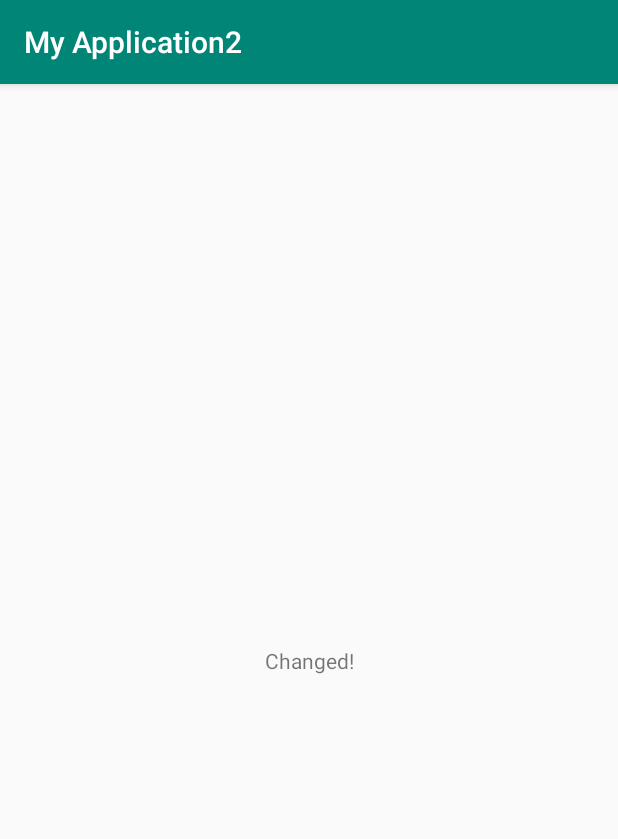
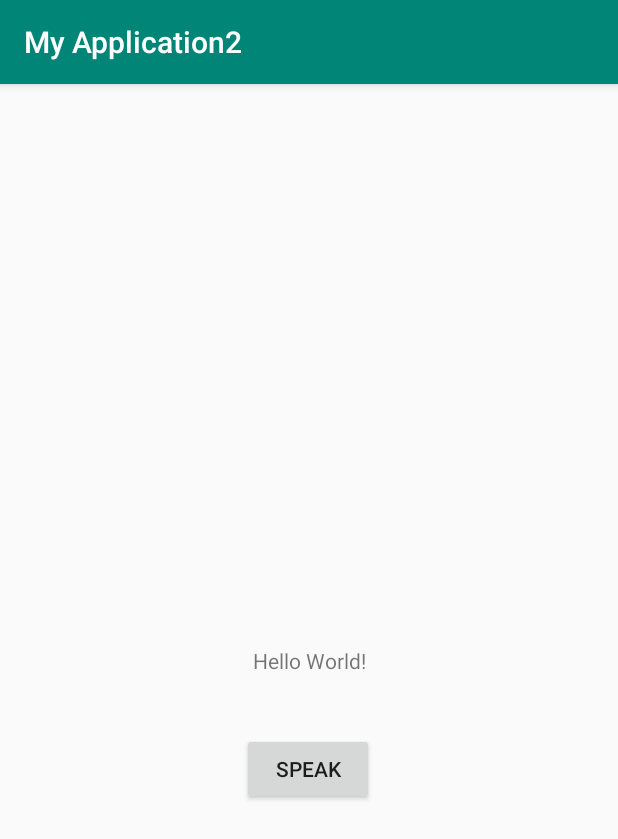
Before and after one commit to cherwill/project_grocery, an Android app: the screen it shows after launch (MainActivity), on a phone screen of 412 x 824 dp. Shown: the top 839 px of the screen. Run offline under Robolectric (Android 15) with nearby library versions, the phone set to English and light mode, and no system bars.

Commit message:
-API now queries nearby store with disabled access -button added to launch the speech service

```diff
--- a/MyApplication2/app/src/main/java/com/example/myapplication2/Helper/APICall.java
+++ b/MyApplication2/app/src/main/java/com/example/myapplication2/Helper/APICall.java
@@ -21,7 +21,7 @@
 import okhttp3.Response;
 
 public class APICall {
-    private String url;
+    private String url, location, facility;
     private Context context;
     private TextView textView;
     private TestModel tmodel;
@@ -29,8 +29,11 @@
     Request request;
     private TextToSpeech tts;
 
-    public APICall(String url, Context context) {
+
+    public APICall(String url, String location, String facility, Context context) {
         this.context = context;
+        this.location = location;
+        this.facility = facility;
         textView = ((Activity)context).findViewById(R.id.textView);
 
         textView.setText("Changed!");
@@ -38,11 +41,16 @@
         client = new OkHttpClient();
         this.url = url;
 
+
         HttpUrl.Builder urlBuilder = HttpUrl.parse(this.url).newBuilder();
         urlBuilder.addQueryParameter("offset", "0");
         urlBuilder.addQueryParameter("limit", "10");
-        urlBuilder.addQueryParameter("sort", "near:chingford"); //location buzzword
-        urlBuilder.addQueryParameter("facilities", "WHEELCHAIR_ACCESS"); //access buzzword
+        if (location != null && location.length() > 0) {
+            urlBuilder.addQueryParameter("sort", "near:" + location); //location buzzword
+        }
+        if (facility != null && facility.length() > 0) {
+            urlBuilder.addQueryParameter("facilities", facility); //access buzzword
+        }
         String uri = urlBuilder.build().toString();
 
         request = new Request.Builder()
--- a/MyApplication2/app/src/main/res/layout/activity_main.xml
+++ b/MyApplication2/app/src/main/res/layout/activity_main.xml
@@ -16,6 +16,17 @@
         app:layout_constraintRight_toRightOf="parent"
         app:layout_constraintTop_toTopOf="parent" />
 
+    <Button
+        android:id="@+id/button"
+        android:layout_width="wrap_content"
+        android:layout_height="wrap_content"
+        android:text="Speak"
+        app:layout_constraintBottom_toBottomOf="parent"
+        app:layout_constraintHorizontal_bias="0.498"
+        app:layout_constraintLeft_toLeftOf="parent"
+        app:layout_constraintRight_toRightOf="parent"
+        app:layout_constraintTop_toTopOf="parent"
+        app:layout_constraintVertical_bias="0.601" /> />
 
 
 </androidx.constraintlayout.widget.ConstraintLayout>
```
Also changed, not shown: MyApplication2/app/src/main/java/com/example/myapplication2/Activity/MainActivity.java (+65 -3 lines), 3 other files.
